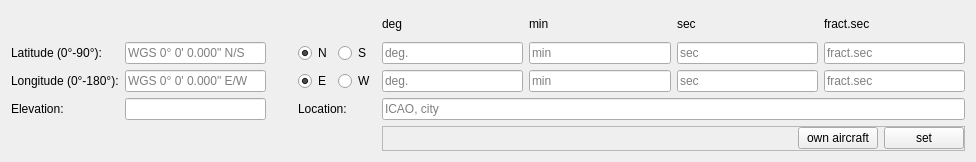
Qt form src/blackgui/editors/coordinateform.ui (swift-project/pilotclient) before a commit.
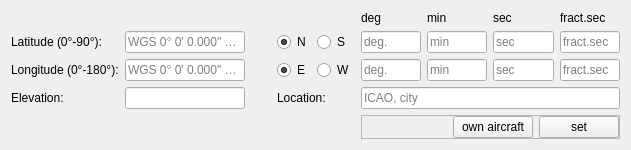
The same form after that commit. Custom widgets are drawn as their Qt base class.

Commit message: Fixed missing gs from situation form

```diff
--- a/src/blackgui/editors/coordinateform.ui
+++ b/src/blackgui/editors/coordinateform.ui
@@ -6,8 +6,8 @@
    <rect>
     <x>0</x>
     <y>0</y>
-    <width>976</width>
-    <height>162</height>
+    <width>631</width>
+    <height>133</height>
    </rect>
   </property>
   <property name="sizePolicy">
```
The commit also changes 1 other file.
